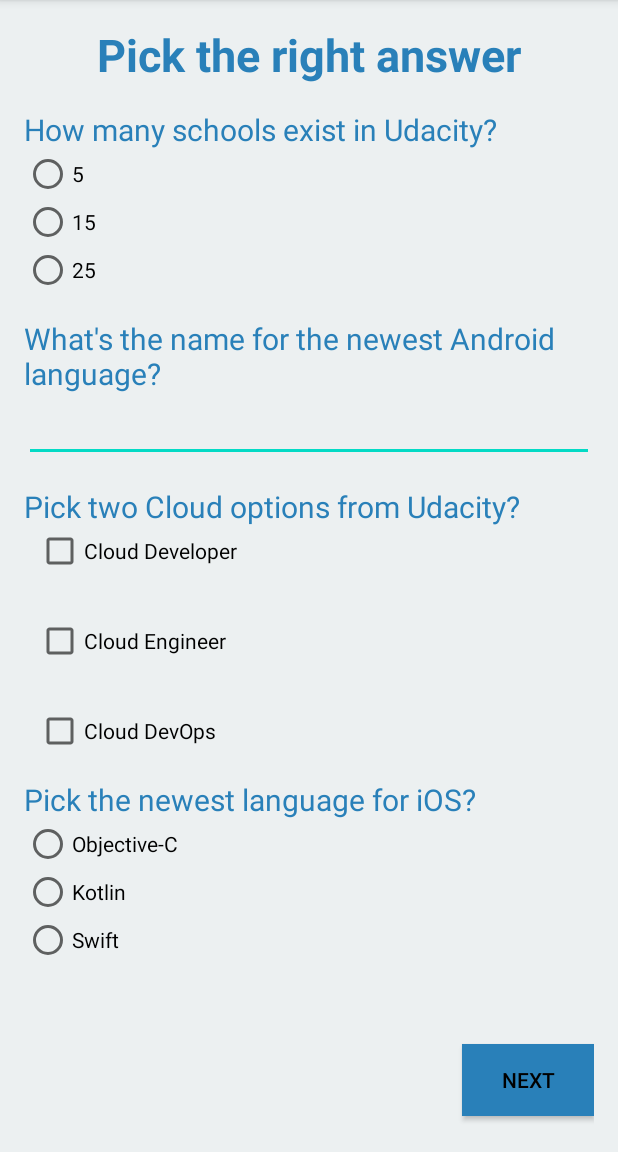
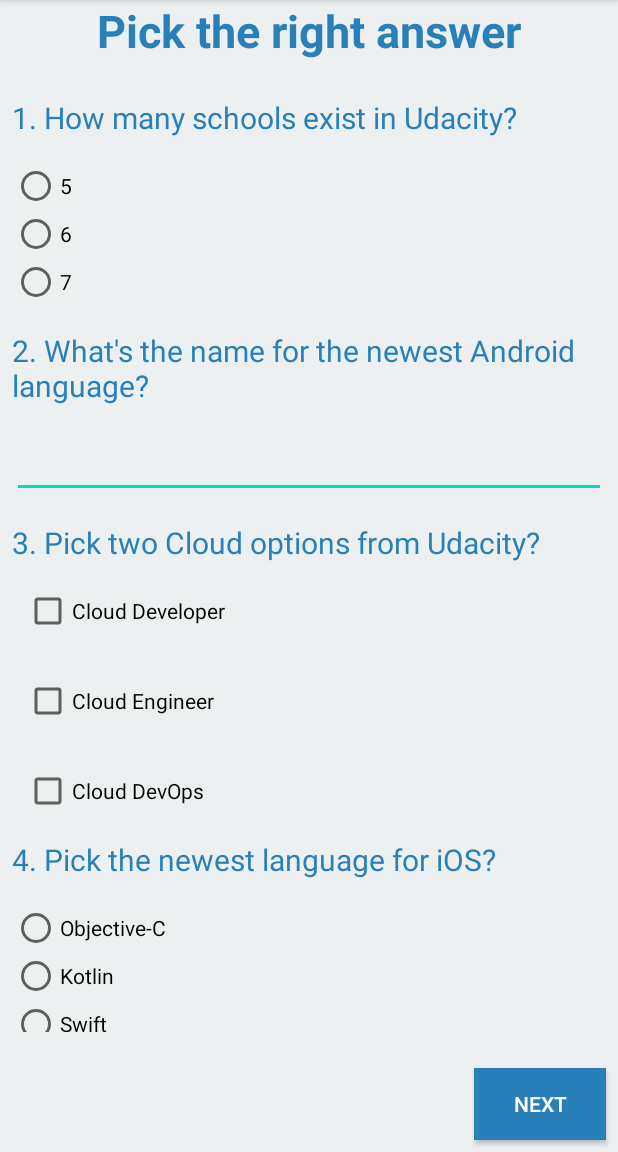
Before and after one commit to carloswilsonperez/Quiz-App, an Android app: the screen it shows after launch (MainActivity), on a phone screen of 412 x 824 dp, the part 84-1236 px from its top. Run offline under Robolectric (Android 15) with nearby library versions, the phone set to English and light mode, and no system bars.

Commit message:
Adding more changes

```diff
--- a/app/src/main/res/layout/activity_main.xml
+++ b/app/src/main/res/layout/activity_main.xml
@@ -3,7 +3,6 @@
     xmlns:tools="http://schemas.android.com/tools"
     android:layout_width="match_parent"
     android:layout_height="match_parent"
-    android:padding="16dp"
     android:background="@color/background_color"
     tools:context=".MainActivity">
 
@@ -11,7 +10,7 @@
         android:id="@+id/title"
         android:layout_width="match_parent"
         android:layout_height="wrap_content"
-        android:layout_marginBottom="16dp"
+        android:layout_marginBottom="@dimen/medium_margin"
         android:gravity="center"
         android:text="Pick the right answer"
         android:textAlignment="center"
@@ -20,9 +19,11 @@
         android:textStyle="bold" />
 
     <ScrollView
+        android:id="@+id/scroll_view"
         android:layout_width="match_parent"
         android:layout_height="match_parent"
-        android:layout_marginBottom="16dp"
+        android:padding="@dimen/small_margin"
+        android:layout_marginBottom="@dimen/medium_margin"
         android:layout_below="@id/title"
         android:layout_above="@id/next_button">
 
@@ -34,12 +35,13 @@
             <LinearLayout
                 android:id="@+id/page_1"
                 android:layout_width="match_parent"
-                android:layout_height="wrap_content"
+                android:layout_height="match_parent"
                 android:orientation="vertical">
 
                 <TextView
                     android:layout_width="wrap_content"
                     android:layout_height="wrap_content"
+                    android:layout_marginBottom="@dimen/medium_margin"
                     android:text="@string/question_1"
                     android:textColor="@color/button_background_reset"
                     android:textSize="@dimen/team_label_size" />
@@ -47,28 +49,25 @@
                 <RadioGroup
                     android:layout_width="match_parent"
                     android:layout_height="wrap_content"
-                    android:layout_marginBottom="16dp"
+                    android:layout_marginBottom="@dimen/medium_margin"
                     android:orientation="vertical">
 
                     <RadioButton
                         android:id="@+id/answer_1"
                         android:layout_width="wrap_content"
                         android:layout_height="wrap_content"
-                        android:onClick="onRadioButtonClicked"
                         android:text="@string/answer_1" />
 
                     <RadioButton
                         android:id="@+id/answer_2"
                         android:layout_width="wrap_content"
                         android:layout_height="wrap_content"
-                        android:onClick="onRadioButtonClicked"
                         android:text="@string/answer_2" />
 
                     <RadioButton
                         android:id="@+id/answer_3"
                         android:layout_width="wrap_content"
                         android:layout_height="wrap_content"
-                        android:onClick="onRadioButtonClicked"
                         android:text="@string/answer_3" />
                 </RadioGroup>
 
@@ -76,6 +75,7 @@
                     android:id="@+id/question2"
                     android:layout_width="match_parent"
                     android:layout_height="wrap_content"
+                    android:layout_marginBottom="@dimen/medium_margin"
                     android:text="@string/question_2"
                     android:textColor="@color/button_background_reset"
                     android:textSize="@dimen/team_label_size" />
@@ -84,12 +84,13 @@
                     android:id="@+id/answer_4"
                     android:layout_height="wrap_content"
                     android:layout_width="match_parent"
-                    android:layout_marginBottom="16dp"
+                    android:layout_marginBottom="@dimen/medium_margin"
                     android:inputType="text"/>
 
                 <TextView
                     android:layout_width="wrap_content"
                     android:layout_height="wrap_content"
+                    android:layout_marginBottom="@dimen/medium_margin"
                     android:text="@string/question_3"
                     android:textColor="@color/button_background_reset"
                     android:textSize="@dimen/team_label_size" />
@@ -98,30 +99,31 @@
                     android:id="@+id/answer_5"
                     android:layout_width="wrap_content"
                     android:layout_height="wrap_content"
-                    android:layout_marginLeft="8dp"
+                    android:layout_marginLeft="@dimen/small_margin"
                     android:text="@string/answer_5" />
 
                 <CheckBox
                     android:id="@+id/answer_6"
                     android:layout_width="wrap_content"
                     android:layout_height="wrap_content"
-                    android:layout_marginLeft="8dp"
-                    android:layout_marginTop="28dp"
+                    android:layout_marginLeft="@dimen/small_margin"
+                    android:layout_marginTop="@dimen/big_margin"
                     android:text="@string/answer_6" />
 
                 <CheckBox
                     android:id="@+id/answer_7"
                     android:layout_width="wrap_content"
                     android:layout_height="wrap_content"
-                    android:layout_marginLeft="8dp"
-                    android:layout_marginTop="28dp"
-                    android:layout_marginBottom="16dp"
+                    android:layout_marginLeft="@dimen/small_margin"
+                    android:layout_marginTop="@dimen/big_margin"
+                    android:layout_marginBottom="@dimen/medium_margin"
                     android:text="@string/answer_7" />
 
 
                 <TextView
                     android:layout_width="wrap_content"
                     android:layout_height="wrap_content"
+                    android:layout_marginBottom="@dimen/medium_margin"
                     android:text="@string/question_4"
                     android:textColor="@color/button_background_reset"
                     android:textSize="@dimen/team_label_size" />
@@ -129,28 +131,25 @@
                 <RadioGroup
                     android:layout_width="match_parent"
                     android:layout_height="wrap_content"
-                    android:layout_marginBottom="16dp"
+                    android:layout_marginBottom="@dimen/medium_margin"
                     android:orientation="vertical">
 
                     <RadioButton
                         android:id="@+id/answer_8"
                         android:layout_width="wrap_content"
                         android:layout_height="wrap_content"
-                        android:onClick="onRadioButtonClicked"
                         android:text="@string/answer_8" />
 
                     <RadioButton
                         android:id="@+id/answer_9"
                         android:layout_width="wrap_content"
                         android:layout_height="wrap_content"
-                        android:onClick="onRadioButtonClicked"
                         android:text="@string/answer_9" />
 
                     <RadioButton
                         android:id="@+id/answer_10"
                         android:layout_width="wrap_content"
                         android:layout_height="wrap_content"
-                        android:onClick="onRadioButtonClicked"
                         android:text="@string/answer_10" />
                 </RadioGroup>
             </LinearLayout>
@@ -158,15 +157,13 @@
             <LinearLayout
                 android:id="@+id/page_2"
                 android:layout_width="match_parent"
-                android:layout_height="wrap_content"
-                android:orientation="vertical"
-                android:visibility="gone"
-                >
+                android:layout_height="match_parent"
+                android:orientation="vertical">
 
                 <TextView
                     android:layout_width="wrap_content"
                     android:layout_height="wrap_content"
-                    android:layout_gravity="center"
+                    android:layout_marginBottom="@dimen/medium_margin"
                     android:text="@string/question_5"
                     android:textColor="@color/button_background_reset"
                     android:textSize="@dimen/team_label_size" />
@@ -180,28 +177,26 @@
                         android:id="@+id/answer_11"
                         android:layout_width="wrap_content"
                         android:layout_height="wrap_content"
-                        android:onClick="onRadioButtonClicked"
                         android:text="@string/answer_11" />
 
                     <RadioButton
                         android:id="@+id/answer_12"
                         android:layout_width="wrap_content"
                         android:layout_height="wrap_content"
-                        android:onClick="onRadioButtonClicked"
                         android:text="@string/answer_12" />
 
                     <RadioButton
                         android:id="@+id/answer_13"
                         android:layout_width="wrap_content"
                         android:layout_height="wrap_content"
-                        android:onClick="onRadioButtonClicked"
                         android:text="@string/answer_13" />
                 </RadioGroup>
 
                 <TextView
                     android:layout_width="wrap_content"
                     android:layout_height="wrap_content"
-                    android:layout_gravity="center"
+                    android:layout_marginTop="@dimen/medium_margin"
+                    android:layout_marginBottom="@dimen/medium_margin"
                     android:text="@string/question_6"
                     android:textColor="@color/button_background_reset"
                     android:textSize="@dimen/team_label_size" />
@@ -215,28 +210,26 @@
                         android:id="@+id/answer_14"
                         android:layout_width="wrap_content"
                         android:layout_height="wrap_content"
-                        android:onClick="onRadioButtonClicked"
                         android:text="@string/answer_14" />
 
                     <RadioButton
                         android:id="@+id/answer_15"
                         android:layout_width="wrap_content"
                         android:layout_height="wrap_content"
-                        android:onClick="onRadioButtonClicked"
                         android:text="@string/answer_15" />
 
                     <RadioButton
                         android:id="@+id/answer_16"
                         android:layout_width="wrap_content"
                         android:layout_height="wrap_content"
-                        android:onClick="onRadioButtonClicked"
                         android:text="@string/answer_16" />
                 </RadioGroup>
 
                 <TextView
                     android:layout_width="wrap_content"
                     android:layout_height="wrap_content"
-                    android:layout_gravity="center"
+                    android:layout_marginTop="@dimen/medium_margin"
+                    android:layout_marginBottom="@dimen/medium_margin"
                     android:text="@string/question_7"
                     android:textColor="@color/button_background_reset"
                     android:textSize="@dimen/team_label_size" />
@@ -250,28 +243,26 @@
                         android:id="@+id/answer_17"
                         android:layout_width="wrap_content"
                         android:layout_height="wrap_content"
-                        android:onClick="onRadioButtonClicked"
                         android:text="@string/answer_17" />
 
                     <RadioButton
                         android:id="@+id/answer_18"
                         android:layout_width="wrap_content"
                         android:layout_height="wrap_content"
-                        android:onClick="onRadioButtonClicked"
                         android:text="@string/answer_18" />
 
                     <RadioButton
                         android:id="@+id/answer_19"
                         android:layout_width="wrap_content"
                         android:layout_height="wrap_content"
-                        android:onClick="onRadioButtonClicked"
                         android:text="@string/answer_19" />
                 </RadioGroup>
 
                 <TextView
                     android:layout_width="wrap_content"
                     android:layout_height="wrap_content"
-                    android:layout_gravity="center"
+                    android:layout_marginTop="@dimen/medium_margin"
+                    android:layout_marginBottom="@dimen/medium_margin"
                     android:text="@string/question_8"
                     android:textColor="@color/button_background_reset"
                     android:textSize="@dimen/team_label_size" />
@@ -285,21 +276,18 @@
                         android:id="@+id/answer_20"
                         android:layout_width="wrap_content"
                         android:layout_height="wrap_content"
-                        android:onClick="onRadioButtonClicked"
                         android:text="@string/answer_20" />
 
                     <RadioButton
                         android:id="@+id/answer_21"
                         android:layout_width="wrap_content"
                         android:layout_height="wrap_content"
-                        android:onClick="onRadioButtonClicked"
                         android:text="@string/answer_21" />
 
                     <RadioButton
                         android:id="@+id/answer_22"
                         android:layout_width="wrap_content"
                         android:layout_height="wrap_content"
-                        android:onClick="onRadioButtonClicked"
                         android:text="@string/answer_22" />
                 </RadioGroup>
             </LinearLayout>
@@ -314,9 +302,10 @@
                     android:id="@+id/congrats"
                     android:layout_width="match_parent"
                     android:layout_height="wrap_content"
-                    android:layout_marginBottom="16dp"
+                    android:layout_marginBottom="@dimen/medium_margin"
+                    android:layout_gravity="center_horizontal"
                     android:gravity="center"
-                    android:text="Congrats! Your score is:"
+                    android:text="@string/congrats"
                     android:textAlignment="center"
                     android:textColor="@color/button_background_reset"
                     android:textSize="@dimen/title_size"
@@ -326,15 +315,24 @@
                     android:id="@+id/score"
                     android:layout_width="match_parent"
                     android:layout_height="wrap_content"
-                    android:layout_marginBottom="16dp"
+                    android:layout_marginBottom="@dimen/big_margin"
+                    android:layout_gravity="center_horizontal"
                     android:gravity="center"
-                    android:text="89.23%"
                     android:textAlignment="center"
                     android:textColor="@color/button_background_reset"
                     android:textSize="@dimen/title_size"
                     android:textStyle="bold" />
+
+                <Button
+                    android:id="@+id/reset_button"
+                    android:layout_width="wrap_content"
+                    android:layout_height="wrap_content"
+                    android:layout_gravity="center_horizontal"
+                    android:background="@color/button_background_reset"
+                    android:onClick="resetScores"
+                    android:text="@string/reset"
+                    android:textColor="@color/button_foreground" />
             </LinearLayout>
-
         </LinearLayout>
     </ScrollView>
 
@@ -342,9 +340,10 @@
         android:id="@+id/back_button"
         android:layout_width="wrap_content"
         android:layout_height="wrap_content"
+        android:layout_marginLeft="@dimen/small_margin"
         android:layout_alignParentBottom="true"
         android:layout_alignParentLeft="true"
-        android:layout_marginBottom="8dp"
+        android:layout_marginBottom="@dimen/small_margin"
         android:background="@color/button_background_reset"
         android:onClick="goBack"
         android:text="@string/back"
@@ -354,9 +353,10 @@
         android:id="@+id/next_button"
         android:layout_width="wrap_content"
         android:layout_height="wrap_content"
+        android:layout_marginRight="@dimen/small_margin"
         android:layout_alignParentBottom="true"
         android:layout_alignParentRight="true"
-        android:layout_marginBottom="8dp"
+        android:layout_marginBottom="@dimen/small_margin"
         android:background="@color/button_background_reset"
         android:onClick="goNext"
         android:text="@string/next"
--- a/app/src/main/res/values/colors.xml
+++ b/app/src/main/res/values/colors.xml
@@ -5,7 +5,7 @@
     <color name="colorAccent">#03DAC5</color>
     <color name="button_background">#e74c3c</color>
     <color name="button_background_reset">#2980b9</color>
-    <color name="button_foreground">#000000</color>
+    <color name="button_foreground">#ffffff</color>
     <color name="background_color">#ecf0f1</color>
     <color name="separator_color">#bdc3c7</color>
 </resources>
--- a/app/src/main/res/values/dimens.xml
+++ b/app/src/main/res/values/dimens.xml
@@ -1,7 +1,9 @@
 <?xml version="1.0" encoding="utf-8"?>
 <resources>
-    <dimen name="margin_bottom">16dp</dimen>
     <dimen name="button_padding">8dp</dimen>
+    <dimen name="small_margin">8dp</dimen>
+    <dimen name="medium_margin">16dp</dimen>
+    <dimen name="big_margin">28dp</dimen>
     <dimen name="title_size">30sp</dimen>
     <dimen name="team_label_size">20sp</dimen>
     <dimen name="separator_margin">24dp</dimen>
--- a/app/src/main/res/values/strings.xml
+++ b/app/src/main/res/values/strings.xml
@@ -2,37 +2,39 @@
 <resources>
     <string name="app_name">Quiz App</string>
     <string name="title">Quiz App</string>
-    <string name="question_1">How many schools exist in Udacity?</string>
+    <string name="question_1">1. How many schools exist in Udacity?</string>
     <string name="answer_1">5</string>
-    <string name="answer_2">15</string>
-    <string name="answer_3">25</string>
-    <string name="question_2">What\'s the name for the newest Android language?</string>
+    <string name="answer_2">6</string>
+    <string name="answer_3">7</string>
+    <string name="question_2">2. What\'s the name for the newest Android language?</string>
     <string name="answer_4">kotlin</string>
-    <string name="question_3">Pick two Cloud options from Udacity?</string>
+    <string name="question_3">3. Pick two Cloud options from Udacity?</string>
     <string name="answer_5">Cloud Developer</string>
     <string name="answer_6">Cloud Engineer</string>
     <string name="answer_7">Cloud DevOps</string>
-    <string name="question_4">Pick the newest language for iOS?</string>
+    <string name="question_4">4. Pick the newest language for iOS?</string>
     <string name="answer_8">Objective-C</string>
     <string name="answer_9">Kotlin</string>
     <string name="answer_10">Swift</string>
-    <string name="question_5">Pick the name of View to enter input?</string>
+    <string name="question_5">5. Pick the name of View to enter input?</string>
     <string name="answer_11">EditText</string>
     <string name="answer_12">InputText</string>
     <string name="answer_13">RadioGroup</string>
-    <string name="question_6">Pick the name of Android\'s manifest file?</string>
+    <string name="question_6">6. Pick the name of Android\'s manifest file?</string>
     <string name="answer_14">Manifest.xlm</string>
     <string name="answer_15">AndroidManifest.xml</string>
     <string name="answer_16">AndroidConfig.xml</string>
-    <string name="question_7">Pick the name of folder containing strings.xml?</string>
+    <string name="question_7">7. Pick the name of folder containing strings.xml?</string>
     <string name="answer_17">strings_content</string>
     <string name="answer_18">String_values</string>
     <string name="answer_19">values</string>
-    <string name="question_8">Name of folder storing app icons in Android?</string>
+    <string name="question_8">8. Name of folder storing app icons in Android?</string>
     <string name="answer_20">drawable</string>
     <string name="answer_21">iconContainer</string>
     <string name="answer_22">mipmap</string>
 
+    <string name="congrats">Congrats! Your score is:</string>
+    <string name="reset">Try again</string>
     <string name="next">Next</string>
     <string name="back">Back</string>
 </resources>
```
Also changed, not shown: app/src/main/java/com/example/android/quizapp/MainActivity.java (+150 -22 lines).
